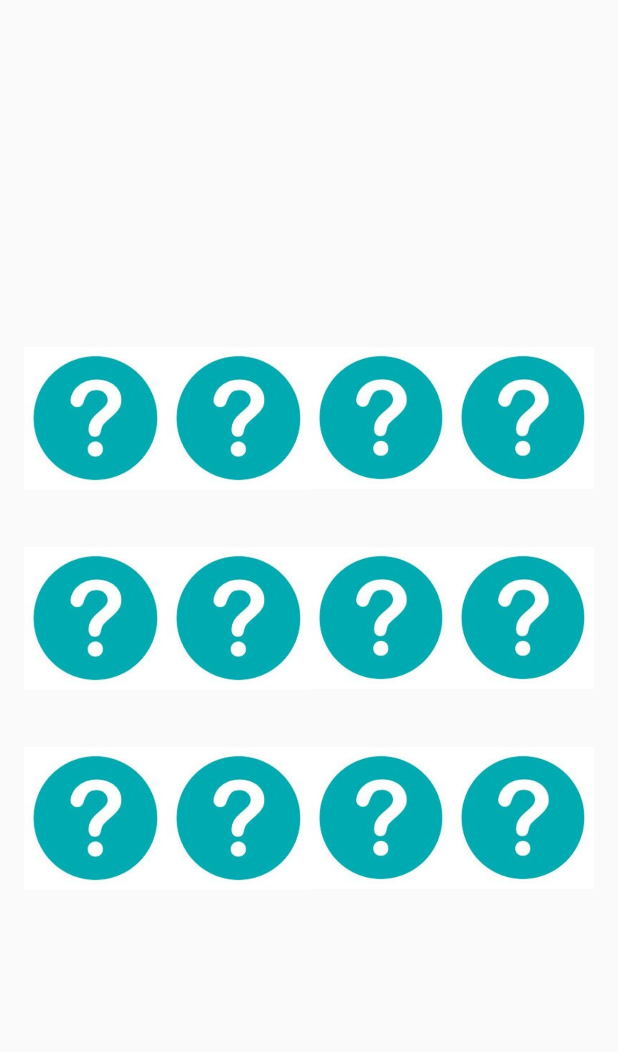
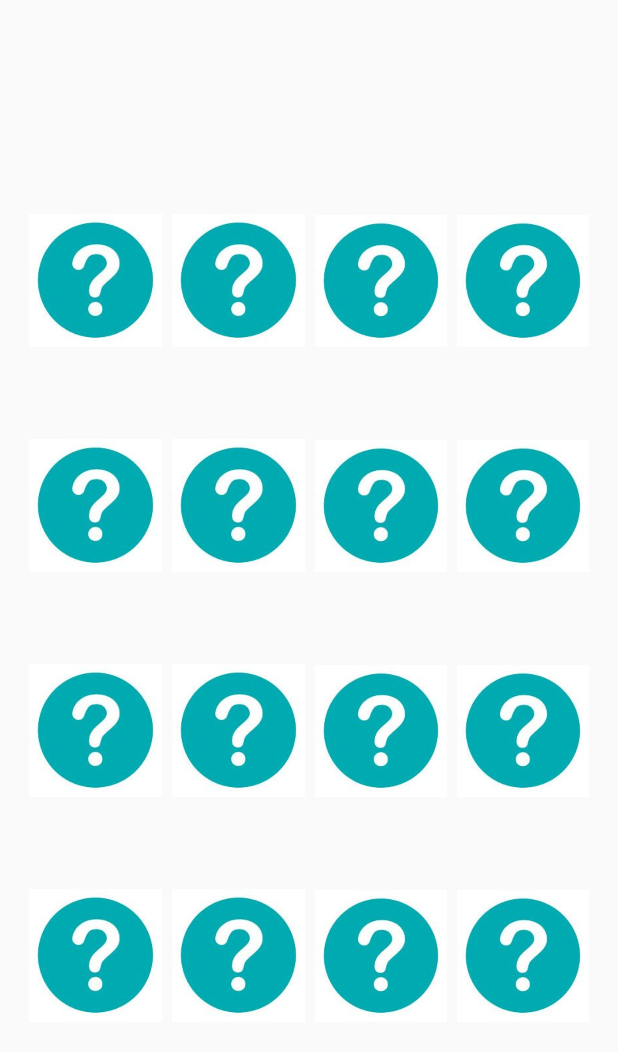
Before and after one commit to NGV03/Stress-app, an Android app: the layout activity_advanced_level.xml on its own in the app's theme, with its tools: preview values and no code run, on a phone screen of 412 x 824 dp. Shown: the top 1052 px of the screen. Run offline under Robolectric (Android 15) with nearby library versions, the phone set to English and light mode, and no system bars.

Commit message:
Advanced level code

```diff
--- a/app/src/main/AndroidManifest.xml
+++ b/app/src/main/AndroidManifest.xml
@@ -9,7 +9,8 @@
         android:roundIcon="@mipmap/ic_launcher_round"
         android:supportsRtl="true"
         android:theme="@style/AppTheme">
-        <activity android:name=".basicLevel"></activity>
+        <activity android:name=".advancedLevel"></activity>
+        <activity android:name=".basicLevel" />
         <activity android:name=".Home" />
         <activity android:name=".Splash">
             <intent-filter>
--- a/app/src/main/res/layout/activity_intermediate.xml
+++ b/app/src/main/res/layout/activity_advanced_level.xml
@@ -12,9 +12,9 @@
 
 
     <include
-        layout="@layout/images"
+        layout="@layout/images3"
         android:layout_width="wrap_content"
-        android:layout_height="400dp"
+        android:layout_height="600dp"
         android:layout_centerHorizontal="true"
         android:layout_centerVertical="true"/>
 
--- /dev/null
+++ b/app/src/main/res/layout/images3.xml
@@ -0,0 +1,193 @@
+<?xml version="1.0" encoding="utf-8"?>
+<LinearLayout
+    xmlns:android="http://schemas.android.com/apk/res/android"
+    android:layout_width="match_parent"
+    android:layout_height="match_parent"
+    android:orientation="vertical"
+    android:weightSum="4">
+
+    <LinearLayout
+        android:layout_width="match_parent"
+        android:layout_height="match_parent"
+        android:layout_weight="1"
+        android:weightSum="4"
+        android:orientation="horizontal">
+
+        <ImageView
+            android:id="@+id/iv_11"
+            android:scaleType="centerInside"
+            android:layout_weight="1"
+            android:src="@drawable/back"
+            android:layout_width="match_parent"
+            android:layout_height="match_parent"
+            android:layout_margin="3dp"/>
+
+        <ImageView
+            android:id="@+id/iv_12"
+            android:layout_weight="1"
+            android:scaleType="centerInside"
+            android:src="@drawable/back"
+            android:layout_width="match_parent"
+            android:layout_height="match_parent"
+            android:layout_margin="3dp"/>
+
+        <ImageView
+            android:id="@+id/iv_13"
+            android:layout_weight="1"
+            android:scaleType="centerInside"
+            android:src="@drawable/back"
+            android:layout_width="match_parent"
+            android:layout_height="match_parent"
+            android:layout_margin="3dp"/>
+
+        <ImageView
+            android:id="@+id/iv_14"
+            android:layout_weight="1"
+            android:scaleType="centerInside"
+            android:src="@drawable/back"
+            android:layout_width="match_parent"
+            android:layout_height="match_parent"
+            android:layout_margin="3dp"/>
+
+
+    </LinearLayout>
+    <LinearLayout
+        android:layout_width="match_parent"
+        android:layout_height="match_parent"
+        android:layout_weight="1"
+        android:weightSum="4"
+        android:orientation="horizontal">
+
+        <ImageView
+            android:id="@+id/iv_21"
+            android:scaleType="centerInside"
+            android:layout_weight="1"
+            android:src="@drawable/back"
+            android:layout_width="match_parent"
+            android:layout_height="match_parent"
+            android:layout_margin="3dp"/>
+
+        <ImageView
+            android:id="@+id/iv_22"
+            android:layout_weight="1"
+            android:scaleType="centerInside"
+            android:src="@drawable/back"
+            android:layout_width="match_parent"
+            android:layout_height="match_parent"
+            android:layout_margin="3dp"/>
+
+        <ImageView
+            android:id="@+id/iv_23"
+            android:layout_weight="1"
+            android:scaleType="centerInside"
+            android:src="@drawable/back"
+            android:layout_width="match_parent"
+            android:layout_height="match_parent"
+            android:layout_margin="3dp"/>
+
+        <ImageView
+            android:id="@+id/iv_24"
+            android:layout_weight="1"
+            android:scaleType="centerInside"
+            android:src="@drawable/back"
+            android:layout_width="match_parent"
+            android:layout_height="match_parent"
+            android:layout_margin="3dp"/>
+
+
+    </LinearLayout>
+    <LinearLayout
+        android:layout_width="match_parent"
+        android:layout_height="match_parent"
+        android:layout_weight="1"
+        android:weightSum="4"
+        android:orientation="horizontal">
+
+        <ImageView
+            android:id="@+id/iv_31"
+            android:scaleType="centerInside"
+            android:layout_weight="1"
+            android:src="@drawable/back"
+            android:layout_width="match_parent"
+            android:layout_height="match_parent"
+            android:layout_margin="3dp"/>
+
+        <ImageView
+            android:id="@+id/iv_32"
+            android:layout_weight="1"
+            android:scaleType="centerInside"
+            android:src="@drawable/back"
+            android:layout_width="match_parent"
+            android:layout_height="match_parent"
+            android:layout_margin="3dp"/>
+
+        <ImageView
+            android:id="@+id/iv_33"
+            android:layout_weight="1"
+            android:scaleType="centerInside"
+            android:src="@drawable/back"
+            android:layout_width="match_parent"
+            android:layout_height="match_parent"
+            android:layout_margin="3dp"/>
+
+        <ImageView
+            android:id="@+id/iv_34"
+            android:layout_weight="1"
+            android:scaleType="centerInside"
+            android:src="@drawable/back"
+            android:layout_width="match_parent"
+            android:layout_height="match_parent"
+            android:layout_margin="3dp"/>
+
+
+    </LinearLayout>
+
+    <LinearLayout
+        android:layout_width="match_parent"
+        android:layout_height="match_parent"
+        android:layout_weight="1"
+        android:weightSum="4"
+        android:orientation="horizontal">
+
+        <ImageView
+            android:id="@+id/iv_41"
+            android:scaleType="centerInside"
+            android:layout_weight="1"
+            android:src="@drawable/back"
+            android:layout_width="match_parent"
+            android:layout_height="match_parent"
+            android:layout_margin="3dp"/>
+
+        <ImageView
+            android:id="@+id/iv_42"
+            android:layout_weight="1"
+            android:scaleType="centerInside"
+            android:src="@drawable/back"
+            android:layout_width="match_parent"
+            android:layout_height="match_parent"
+            android:layout_margin="3dp"/>
+
+        <ImageView
+            android:id="@+id/iv_43"
+            android:layout_weight="1"
+            android:scaleType="centerInside"
+            android:src="@drawable/back"
+            android:layout_width="match_parent"
+            android:layout_height="match_parent"
+            android:layout_margin="3dp"/>
+
+        <ImageView
+            android:id="@+id/iv_44"
+            android:layout_weight="1"
+            android:scaleType="centerInside"
+            android:src="@drawable/back"
+            android:layout_width="match_parent"
+            android:layout_height="match_parent"
+            android:layout_margin="3dp"/>
+
+
+    </LinearLayout>
+
+
+
+</LinearLayout>
```
Also changed, not shown: app/src/main/java/com/example/calmomatic/Home.java (+8 -0 lines), app/src/main/java/com/example/calmomatic/advancedLevel.java (added, +493 -0 lines), app/src/main/res/layout/activity_home.xml (+6 -3 lines), app/src/main/res/drawable/image1a.png (renamed from app/src/main/res/drawable/image1.1.png), app/src/main/res/drawable/image2a.png (renamed from app/src/main/res/drawable/image2.1.png), app/src/main/res/drawable/image3a.png (renamed from app/src/main/res/drawable/image 3.1.png), app/src/main/res/drawable/image4a.png (renamed from app/src/main/res/drawable/image4.1.png), app/src/main/res/drawable/image5a.png (renamed from app/src/main/res/drawable/image5.1.png), app/src/main/res/drawable/image6a.png (renamed from app/src/main/res/drawable/image6.1.png), app/src/main/res/drawable/image7a.png (renamed from app/src/main/res/drawable/image7.1.png), app/src/main/res/drawable/image8a.png (renamed from app/src/main/res/drawable/image8.1.png).
